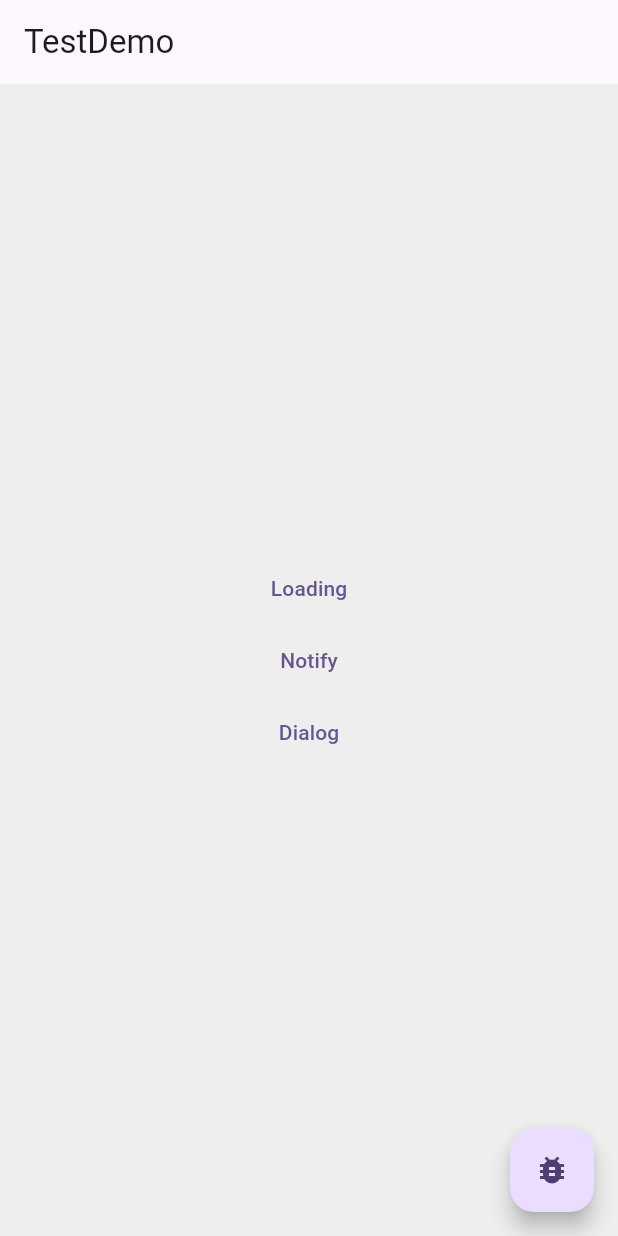
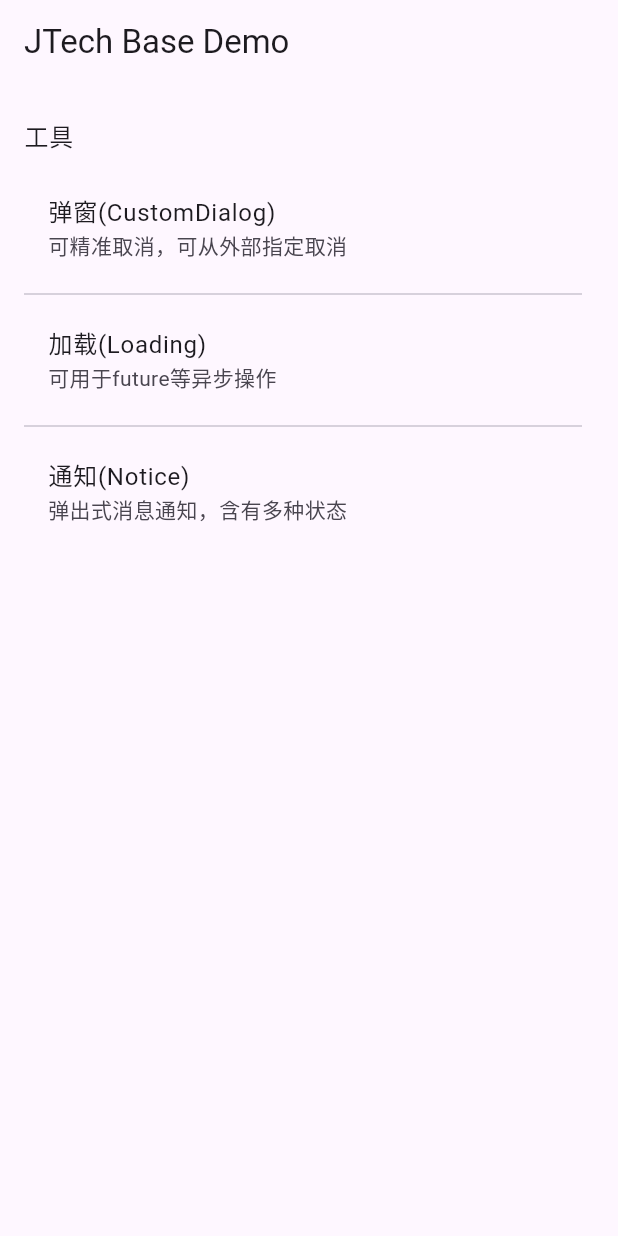
Before and after one commit to WuXuBaiYang/jtech_base, a Flutter app: the screen it shows after launch, on a phone screen of 412 x 824 dp. Run offline on Flutter 3.47's test engine with Material 3 defaults, Android fonts, the phone set to English and light mode, and no system bars; our stand-ins replace cached_network_image, dio, easy_refresh, file_picker, flex_color_scheme, flutter_image_compress and 10 more.

Commit message:
修复overlay组件异常； 新增demo入口页面与结构;

```diff
--- a/example/lib/main.dart
+++ b/example/lib/main.dart
@@ -1,6 +1,8 @@
-import 'package:flutter/foundation.dart';
 import 'package:flutter/material.dart';
 import 'package:jtech_base/jtech_base.dart';
+import 'tool/dialog.dart';
+import 'tool/loading.dart';
+import 'tool/notice.dart';
 
 void main() {
   runApp(const MyApp());
@@ -11,13 +13,26 @@ class MyApp extends StatelessWidget {
 
   @override
   Widget build(BuildContext context) {
-    return MaterialApp(
-      title: 'Flutter Demo',
-      theme: ThemeData(
-        colorScheme: ColorScheme.fromSeed(seedColor: Colors.deepPurple),
-        useMaterial3: true,
-      ),
-      home: MyHomePage(),
+    return MaterialApp.router(
+      title: 'JTech Base Demo',
+      routerConfig: GoRouter(initialLocation: '/', routes: [
+        GoRoute(
+          path: '/',
+          builder: (_, state) => MyHomePage(),
+        ),
+        GoRoute(
+          path: '/tool/dialog',
+          builder: (_, state) => ToolDialogPage(state: state),
+        ),
+        GoRoute(
+          path: '/tool/loading',
+          builder: (_, state) => ToolLoadingPage(state: state),
+        ),
+        GoRoute(
+          path: '/tool/notice',
+          builder: (_, state) => ToolNoticePage(state: state),
+        ),
+      ]),
     );
   }
 }
@@ -26,73 +41,65 @@ class MyHomePage extends ProviderView<MyHomePageProvider> {
   MyHomePage({super.key});
 
   @override
+  MyHomePageProvider? createProvider(BuildContext context) =>
+      MyHomePageProvider(context);
+
+  @override
   Widget buildWidget(BuildContext context) {
     return Scaffold(
       appBar: AppBar(
-        title: const Text('TestDemo'),
+        title: const Text('JTech Base Demo'),
       ),
-      backgroundColor: Colors.grey[200],
-      body: Center(
-        child: Column(mainAxisSize: MainAxisSize.min, children: [
-          TextButton(
-            onPressed: () {
-              fu() async {
-                await Future.delayed(const Duration(seconds: 3));
-                Navigator.pop(context);
-                return 'xxxx';
-              }
+      body: _buildFunctionList(context, provider.functions),
+    );
+  }
 
-              fu().loading(context);
-            },
-            child: const Text('Loading'),
-          ),
-          TextButton(
-            onPressed: () {
-              Notice.showSuccess(context, message: 'xxxx' * 10);
-            },
-            child: const Text('Notify'),
-          ),
-          TextButton(
-            onPressed: () async {
-              final result = await showCustomDialog(
-                context,
-                builder: (context) {
-                  return CustomDialog(
-                    title: const Text('自定义弹窗标题'),
-                    content: const Text('自定义弹窗内容'),
-                    actions: [
-                      TextButton(
-                        onPressed: () {
-                          Navigator.maybePop(context, 'xxxxxx');
-                          // CustomDialog.cancel(context, '1');
-                        },
-                        child: const Text('取消'),
-                      ),
-                      TextButton(
-                        onPressed: () {
-                          CustomDialog.cancel(context, 1);
-                        },
-                        child: const Text('确定'),
-                      ),
-                    ],
-                  );
-                },
-              );
-              if (kDebugMode) print(result);
-            },
-            child: const Text('Dialog'),
-          ),
-        ]),
-      ),
-      floatingActionButton: FloatingActionButton(
-        tooltip: 'debug',
-        child: const Icon(Icons.bug_report),
-        onPressed: () {},
-      ),
+  // 构建列表
+  Widget _buildFunctionList(BuildContext context, List<OptionItem> functions,
+      [ScrollPhysics? physics]) {
+    return ListView.separated(
+      physics: physics,
+      shrinkWrap: true,
+      itemCount: functions.length,
+      separatorBuilder: (_, __) => const Divider(),
+      padding: const EdgeInsets.symmetric(vertical: 14),
+      itemBuilder: (_, index) {
+        final item = functions[index];
+        final children = item.children;
+        return ListTile(
+          title: Text(item.label),
+          subtitle: children.isNotEmpty
+              ? _buildFunctionList(
+                  context, children, const NeverScrollableScrollPhysics())
+              : Text(item.subLabel ?? ''),
+          onTap: () => context.push(item.value),
+        );
+      },
     );
   }
 }
 
 class MyHomePageProvider extends BaseProvider {
+  // 功能列表
+  final functions = [
+    OptionItem(label: '工具', children: [
+      OptionItem(
+        label: '弹窗(CustomDialog)',
+        subLabel: '可精准取消，可从外部指定取消',
+        value: '/tool/dialog',
+      ),
+      OptionItem(
+        label: '加载(Loading)',
+        subLabel: '可用于future等异步操作',
+        value: '/tool/loading',
+      ),
+      OptionItem(
+        label: '通知(Notice)',
+        subLabel: '弹出式消息通知，含有多种状态',
+        value: '/tool/notice',
+      ),
+    ]),
+  ];
+
   MyHomePageProvider(super.context);
 }
--- /dev/null
+++ b/example/lib/tool/dialog.dart
@@ -0,0 +1,29 @@
+import 'package:flutter/material.dart';
+import 'package:jtech_base/jtech_base.dart';
+
+/*
+* 工具-弹窗
+* @author wuxubaiyang
+* @Time 2024/10/18 10:12
+*/
+class ToolDialogPage extends ProviderPage<ToolDialogProvider> {
+  ToolDialogPage({super.key, super.state});
+
+  @override
+  ToolDialogProvider createPageProvider(
+          BuildContext context, GoRouterState? state) =>
+      ToolDialogProvider(context, state);
+
+  @override
+  Widget buildWidget(BuildContext context) {
+    return Scaffold(
+      appBar: AppBar(
+        title: const Text('工具-弹窗'),
+      ),
+    );
+  }
+}
+
+class ToolDialogProvider extends PageProvider {
+  ToolDialogProvider(super.context, super.state);
+}
--- /dev/null
+++ b/example/lib/tool/loading.dart
@@ -0,0 +1,30 @@
+import 'package:flutter/material.dart';
+import 'package:jtech_base/jtech_base.dart';
+
+/*
+* 工具-加载
+* @author wuxubaiyang
+* @Time 2024/10/18 10:12
+*/
+class ToolLoadingPage extends ProviderPage<ToolLoadingProvider> {
+  ToolLoadingPage({super.key, super.state});
+
+  @override
+  ToolLoadingProvider createPageProvider(
+          BuildContext context, GoRouterState? state) =>
+      ToolLoadingProvider(context, state);
+
+  @override
+  Widget buildWidget(BuildContext context) {
+    return Scaffold(
+      appBar: AppBar(
+        title: const Text('工具-加载'),
+      ),
+    );
+  }
+}
+
+
+class ToolLoadingProvider extends PageProvider {
+  ToolLoadingProvider(super.context, super.state);
+}
--- /dev/null
+++ b/example/lib/tool/notice.dart
@@ -0,0 +1,29 @@
+import 'package:flutter/material.dart';
+import 'package:jtech_base/jtech_base.dart';
+
+/*
+* 工具-通知
+* @author wuxubaiyang
+* @Time 2024/10/18 10:13
+*/
+class ToolNoticePage extends ProviderPage<ToolNoticeProvider> {
+  ToolNoticePage({super.key, super.state});
+
+  @override
+  ToolNoticeProvider createPageProvider(
+          BuildContext context, GoRouterState? state) =>
+      ToolNoticeProvider(context, state);
+
+  @override
+  Widget buildWidget(BuildContext context) {
+    return Scaffold(
+      appBar: AppBar(
+        title: const Text('工具-通知'),
+      ),
+    );
+  }
+}
+
+class ToolNoticeProvider extends PageProvider {
+  ToolNoticeProvider(super.context, super.state);
+}
--- a/lib/model/option.dart
+++ b/lib/model/option.dart
@@ -31,6 +31,9 @@ class OptionItem<T> extends BaseModel {
   // 值
   final T? value;
 
+  // 子元素集合
+  final List<OptionItem<T>> children;
+
   OptionItem({
     required this.label,
     this.icon,
@@ -40,5 +43,6 @@ class OptionItem<T> extends BaseModel {
     this.onTap,
     this.subLabel,
     this.activeIcon,
+    this.children = const [],
   });
 }
--- a/pubspec.yaml
+++ b/pubspec.yaml
@@ -1,6 +1,6 @@
 name: jtech_base
 description: "jtech project base library"
-version: 0.1.9
+version: 0.2.0
 homepage: https://www.jtech.com
 
 environment:
```
Also changed, not shown: lib/tool/notice.dart (+55 -3 lines), lib/tool/overlay.dart (+137 -52 lines), 1 other file.
